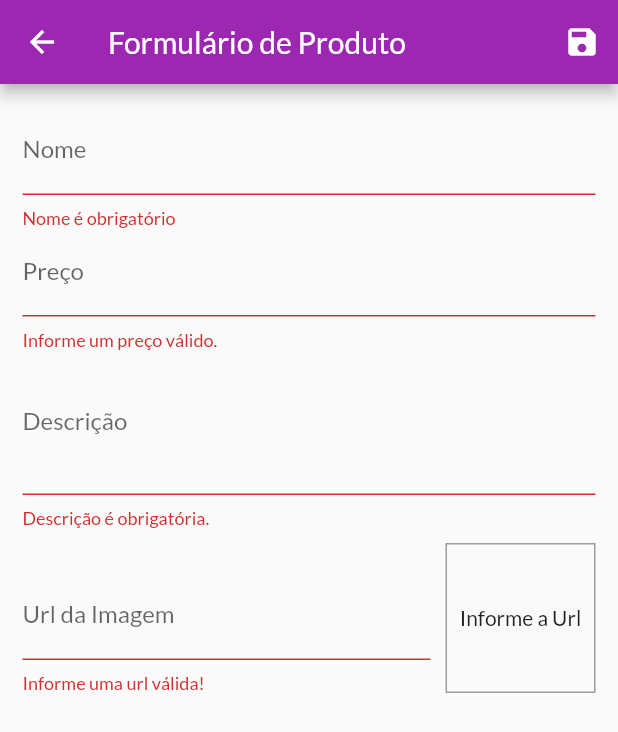
After one commit to souzap371/shop, a Flutter app: the ProductFormPage screen opened by its route, after a tap on the "save" icon, on a phone screen of 412 x 824 dp. The commit adds this screen. Shown: the top 732 px of the screen. Run offline on Flutter 3.47's test engine with Material 2 defaults, Android fonts, the phone set to English and light mode, and no system bars; missing offline and left inert: dart:ffi; network calls fail.

Commit message:
Configuração de formulario de produtos

```diff
--- a/lib/components/product_item.dart
+++ b/lib/components/product_item.dart
@@ -23,10 +23,12 @@ class ProductItem extends StatelessWidget {
           children: [
             IconButton(
               icon: Icon(Icons.edit),
+              color: Theme.of(context).primaryColor,
               onPressed: () {},
             ),
             IconButton(
               icon: Icon(Icons.delete),
+              color: Theme.of(context).errorColor,
               onPressed: () {},
             ),
           ],
--- a/lib/main.dart
+++ b/lib/main.dart
@@ -6,6 +6,7 @@ import 'package:shop/models/product_list.dart';
 import 'package:shop/pages/counter_page.dart';
 import 'package:shop/pages/order_page.dart';
 import 'package:shop/pages/product_detail_page.dart';
+import 'package:shop/pages/product_form_page.dart';
 import 'package:shop/pages/products_overview_page.dart';
 import 'package:shop/pages/products_page.dart';
 import 'package:shop/utils/app_routes.dart';
@@ -48,6 +49,7 @@ class MyApp extends StatelessWidget {
           AppRoutes.CART: (ctx) => CartPage(),
           AppRoutes.ORDERS: (ctx) => OrdersPage(),
           AppRoutes.PRODUCTS: (ctx) => ProductsPage(),
+          AppRoutes.PRODUCT_FORM: (ctx) => ProductFormPage(),
         },
         debugShowCheckedModeBanner: false,
       ),
--- /dev/null
+++ b/lib/pages/product_form_page.dart
@@ -0,0 +1,209 @@
+import 'dart:ffi';
+import 'dart:math';
+
+import 'package:flutter/material.dart';
+import 'package:flutter/src/widgets/container.dart';
+import 'package:flutter/src/widgets/framework.dart';
+import 'package:shop/models/product.dart';
+
+class ProductFormPage extends StatefulWidget {
+  const ProductFormPage({Key? key}) : super(key: key);
+
+  @override
+  State<ProductFormPage> createState() => _ProductFormPageState();
+}
+
+class _ProductFormPageState extends State<ProductFormPage> {
+  final _priceFocus = FocusNode();
+  final _descriptionFocus = FocusNode();
+  final _imageUrlFocus = FocusNode();
+  final _imageUrlController = TextEditingController();
+
+  final _formKey = GlobalKey<FormState>();
+
+  final _formData = Map<String, Object>();
+
+  @override
+  void initState() {
+    super.initState();
+    _imageUrlFocus.addListener(updateImage);
+  }
+
+  @override
+  void dispose() {
+    super.dispose();
+    _priceFocus.dispose();
+    _descriptionFocus.dispose();
+    _imageUrlFocus.removeListener(updateImage);
+    _imageUrlFocus.dispose();
+  }
+
+  void updateImage() {
+    setState(() {});
+  }
+
+  bool isValidImageUrl(String url) {
+    bool isValidUrl = Uri.tryParse(url)?.hasAbsolutePath ?? false;
+    bool endsWithFile = url.toLowerCase().endsWith('.png') ||
+        url.toLowerCase().endsWith('.jpg') ||
+        url.toLowerCase().endsWith('.jpeg');
+    return isValidUrl && endsWithFile;
+  }
+
+  void _submitForm() {
+    final isValid = _formKey.currentState?.validate() ?? false;
+
+    if (!isValid) {
+      return;
+    }
+
+    _formKey.currentState?.save();
+
+    final newProduct = Product(
+      id: Random().nextDouble().toString(),
+      name: _formData['name'] as String,
+      description: _formData['description'] as String,
+      price: _formData['price'] as double,
+      imageUrl: _formData['imageUrl'] as String,
+    );
+
+    print(newProduct.id);
+    print(newProduct.name);
+    print(newProduct.price);
+  }
+
+  @override
+  Widget build(BuildContext context) {
+    return Scaffold(
+      appBar: AppBar(
+        title: Text('Formulário de Produto'),
+        actions: [
+          IconButton(
+            onPressed: _submitForm,
+            icon: Icon(Icons.save),
+          )
+        ],
+      ),
+      body: Padding(
+        padding: const EdgeInsets.all(15),
+        child: Form(
+          key: _formKey,
+          child: ListView(
+            children: [
+              TextFormField(
+                decoration: InputDecoration(
+                  labelText: 'Nome',
+                ),
+                textInputAction: TextInputAction.next,
+                onFieldSubmitted: (_) {
+                  FocusScope.of(context).requestFocus(_priceFocus);
+                },
+                onSaved: (name) => _formData['name'] = name ?? '',
+                validator: (_name) {
+                  final name = _name ?? '';
+
+                  if (name.trim().isEmpty) {
+                    return 'Nome é obrigatório';
+                  }
+                  if (name.trim().length < 3) {
+                    return 'Nome precisa no mínimo de 3 letras.';
+                  }
+
+                  return null;
+                },
+              ),
+              TextFormField(
+                decoration: InputDecoration(labelText: 'Preço'),
+                textInputAction: TextInputAction.next,
+                focusNode: _priceFocus,
+                keyboardType: TextInputType.numberWithOptions(
+                  decimal: true,
+                ),
+                onFieldSubmitted: (_) {
+                  FocusScope.of(context).requestFocus(_descriptionFocus);
+                },
+                onSaved: (price) =>
+                    _formData['price'] = double.parse(price ?? '0'),
+                validator: (_price) {
+                  final priceString = _price ?? '';
+                  final price = double.tryParse(priceString) ?? -1;
+
+                  if (price <= 0) {
+                    return 'Informe um preço válido.';
+                  }
+
+                  return null;
+                },
+              ),
+              TextFormField(
+                decoration: InputDecoration(labelText: 'Descrição'),
+                focusNode: _descriptionFocus,
+                keyboardType: TextInputType.multiline,
+                maxLines: 3,
+                onSaved: (description) =>
+                    _formData['description'] = description ?? '',
+                validator: (_description) {
+                  final description = _description ?? '';
+
+                  if (description.trim().isEmpty) {
+                    return 'Descrição é obrigatória.';
+                  }
+                  if (description.trim().length < 10) {
+                    return 'Descrição precisa no mínimo de 10 letras.';
+                  }
+
+                  return null;
+                },
+              ),
+              Row(
+                crossAxisAlignment: CrossAxisAlignment.end,
+                children: [
+                  Expanded(
+                    child: TextFormField(
+                      decoration: InputDecoration(labelText: 'Url da Imagem'),
+                      keyboardType: TextInputType.url,
+                      textInputAction: TextInputAction.done,
+                      focusNode: _imageUrlFocus,
+                      controller: _imageUrlController,
+                      onFieldSubmitted: (_) => _submitForm(),
+                      onSaved: (imageUrl) =>
+                          _formData['imageUrl'] = imageUrl ?? '',
+                      validator: (_imageUrl) {
+                        final imageUrl = _imageUrl ?? '';
+                        if (!isValidImageUrl(imageUrl)) {
+                          return 'Informe uma url válida!';
+                        }
+                        return null;
+                      },
+                    ),
+                  ),
+                  Container(
+                    height: 100,
+                    width: 100,
+                    margin: const EdgeInsets.only(
+                      top: 10,
+                      left: 10,
+                    ),
+                    decoration: BoxDecoration(
+                      border: Border.all(
+                        color: Colors.grey,
+                        width: 1,
+                      ),
+                    ),
+                    alignment: Alignment.center,
+                    child: _imageUrlController.text.isEmpty
+                        ? Text('Informe a Url')
+                        : FittedBox(
+                            child: Image.network(_imageUrlController.text),
+                            fit: BoxFit.cover,
+                          ),
+                  ),
+                ],
+              ),
+            ],
+          ),
+        ),
+      ),
+    );
+  }
+}
--- a/lib/pages/products_page.dart
+++ b/lib/pages/products_page.dart
@@ -5,6 +5,7 @@ import 'package:provider/provider.dart';
 import 'package:shop/components/app_drawer.dart';
 import 'package:shop/components/product_item.dart';
 import 'package:shop/models/product_list.dart';
+import 'package:shop/utils/app_routes.dart';
 
 class ProductsPage extends StatelessWidget {
   const ProductsPage({Key? key}) : super(key: key);
@@ -15,6 +16,16 @@ class ProductsPage extends StatelessWidget {
     return Scaffold(
       appBar: AppBar(
         title: Text('Gerenciar Produtos'),
+        actions: [
+          IconButton(
+            icon: Icon(Icons.add),
+            onPressed: () {
+              Navigator.of(context).pushNamed(
+                AppRoutes.PRODUCT_FORM,
+              );
+            },
+          )
+        ],
       ),
       drawer: AppDrawer(),
       body: Padding(
--- a/lib/utils/app_routes.dart
+++ b/lib/utils/app_routes.dart
@@ -4,4 +4,5 @@ class AppRoutes {
   static const CART = '/cart';
   static const ORDERS = '/orders';
   static const PRODUCTS = '/products';
+  static const PRODUCT_FORM = '/product-form';
 }
```
